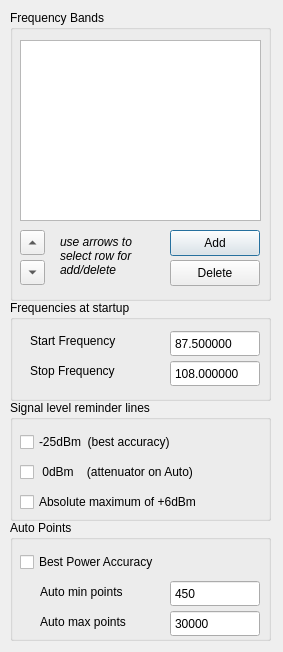
Before: the Qt Designer form preferences.ui in g4ixt/QtTinySA, drawn with Qt 5.
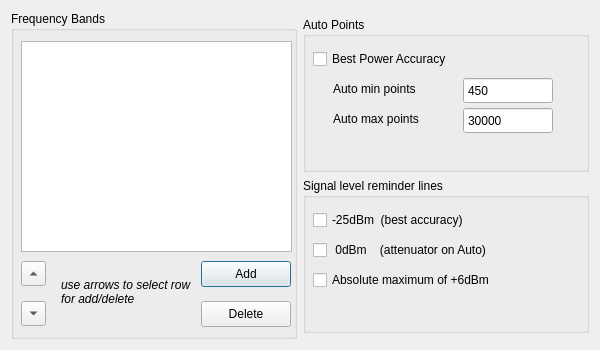
After: the same form once the commit is applied.

Commit message:
preferences/saved settings code update
Preferences dialogue box layout changed and it now maximises.

Start/Stop Freq and the trace/marker checkboxes are saved between sessions.

Work in Progress

```diff
--- a/preferences.ui
+++ b/preferences.ui
@@ -6,24 +6,20 @@
    <rect>
     <x>0</x>
     <y>0</y>
-    <width>283</width>
-    <height>652</height>
+    <width>600</width>
+    <height>350</height>
    </rect>
   </property>
   <property name="windowTitle">
    <string>Preferences</string>
   </property>
+  <layout class="QGridLayout" name="gridLayout_2">
+   <item row="0" column="0">
+    <layout class="QGridLayout" name="gridLayout">
+     <item row="1" column="1">
   <widget class="QGroupBox" name="autoPoints">
-   <property name="geometry">
-    <rect>
-     <x>10</x>
-     <y>520</y>
-     <width>261</width>
-     <height>121</height>
-    </rect>
-   </property>
    <property name="sizePolicy">
-    <sizepolicy hsizetype="Preferred" vsizetype="Expanding">
+        <sizepolicy hsizetype="Expanding" vsizetype="Expanding">
      <horstretch>0</horstretch>
      <verstretch>0</verstretch>
     </sizepolicy>
@@ -118,17 +114,11 @@
     </property>
    </widget>
   </widget>
+     </item>
+     <item row="2" column="1">
   <widget class="QGroupBox" name="signalLines">
-   <property name="geometry">
-    <rect>
-     <x>10</x>
-     <y>400</y>
-     <width>261</width>
-     <height>121</height>
-    </rect>
-   </property>
    <property name="sizePolicy">
-    <sizepolicy hsizetype="Preferred" vsizetype="Expanding">
+        <sizepolicy hsizetype="Expanding" vsizetype="Expanding">
      <horstretch>0</horstretch>
      <verstretch>0</verstretch>
     </sizepolicy>
@@ -185,14 +175,14 @@
     </property>
    </widget>
   </widget>
+     </item>
+     <item row="0" column="0" rowspan="4">
   <widget class="QGroupBox" name="FreqBands">
-   <property name="geometry">
-    <rect>
-     <x>10</x>
-     <y>10</y>
-     <width>261</width>
-     <height>291</height>
-    </rect>
+       <property name="sizePolicy">
+        <sizepolicy hsizetype="Expanding" vsizetype="Expanding">
+         <horstretch>0</horstretch>
+         <verstretch>0</verstretch>
+        </sizepolicy>
    </property>
    <property name="title">
     <string>Frequency Bands  </string>
@@ -202,8 +192,8 @@
      <rect>
       <x>10</x>
       <y>30</y>
-      <width>241</width>
-      <height>181</height>
+          <width>271</width>
+          <height>211</height>
      </rect>
     </property>
     <property name="sizePolicy">
@@ -219,8 +209,8 @@
     </property>
     <property name="geometry">
      <rect>
-      <x>160</x>
-      <y>220</y>
+          <x>190</x>
+          <y>250</y>
       <width>90</width>
       <height>26</height>
      </rect>
@@ -235,8 +225,8 @@
     </property>
     <property name="geometry">
      <rect>
-      <x>160</x>
-      <y>250</y>
+          <x>190</x>
+          <y>290</y>
       <width>90</width>
       <height>26</height>
      </rect>
@@ -249,7 +239,7 @@
     <property name="geometry">
      <rect>
       <x>10</x>
-      <y>220</y>
+          <y>250</y>
       <width>25</width>
       <height>25</height>
      </rect>
@@ -265,7 +255,7 @@
     <property name="geometry">
      <rect>
       <x>10</x>
-      <y>250</y>
+          <y>290</y>
       <width>25</width>
       <height>25</height>
      </rect>
@@ -281,9 +271,9 @@
     <property name="geometry">
      <rect>
       <x>50</x>
-      <y>210</y>
-      <width>91</width>
-      <height>71</height>
+          <y>250</y>
+          <width>131</width>
+          <height>61</height>
      </rect>
     </property>
     <property name="font">
@@ -299,101 +289,10 @@
     </property>
    </widget>
   </widget>
-  <widget class="QGroupBox" name="groupBox">
-   <property name="geometry">
-    <rect>
-     <x>10</x>
-     <y>300</y>
-     <width>261</width>
-     <height>101</height>
-    </rect>
-   </property>
-   <property name="title">
-    <string>Frequencies at startup  </string>
-   </property>
-   <widget class="QDoubleSpinBox" name="defaultStart">
-    <property name="geometry">
-     <rect>
-      <x>160</x>
-      <y>30</y>
-      <width>90</width>
-      <height>27</height>
-     </rect>
-    </property>
-    <property name="buttonSymbols">
-     <enum>QAbstractSpinBox::NoButtons</enum>
-    </property>
-    <property name="decimals">
-     <number>6</number>
-    </property>
-    <property name="minimum">
-     <double>0.100000000000000</double>
-    </property>
-    <property name="maximum">
-     <double>6000.000000000000000</double>
-    </property>
-    <property name="value">
-     <double>87.500000000000000</double>
-    </property>
-   </widget>
-   <widget class="QDoubleSpinBox" name="defaultStop">
-    <property name="geometry">
-     <rect>
-      <x>160</x>
-      <y>60</y>
-      <width>90</width>
-      <height>27</height>
-     </rect>
-    </property>
-    <property name="buttonSymbols">
-     <enum>QAbstractSpinBox::NoButtons</enum>
-    </property>
-    <property name="decimals">
-     <number>6</number>
-    </property>
-    <property name="minimum">
-     <double>0.100000000000000</double>
-    </property>
-    <property name="maximum">
-     <double>6000.000000000000000</double>
-    </property>
-    <property name="value">
-     <double>108.000000000000000</double>
-    </property>
-   </widget>
-   <widget class="QLabel" name="label">
-    <property name="geometry">
-     <rect>
-      <x>20</x>
-      <y>30</y>
-      <width>131</width>
-      <height>21</height>
-     </rect>
-    </property>
-    <property name="text">
-     <string>Start Frequency</string>
-    </property>
-    <property name="wordWrap">
-     <bool>true</bool>
-    </property>
-   </widget>
-   <widget class="QLabel" name="label_2">
-    <property name="geometry">
-     <rect>
-      <x>20</x>
-      <y>60</y>
-      <width>121</width>
-      <height>21</height>
-     </rect>
-    </property>
-    <property name="text">
-     <string>Stop Frequency</string>
-    </property>
-    <property name="wordWrap">
-     <bool>true</bool>
-    </property>
-   </widget>
-  </widget>
+     </item>
+    </layout>
+   </item>
+  </layout>
  </widget>
  <resources/>
  <connections/>
```
Lines whose indentation alone changed are shown as unchanged. The commit also changes 7 other files.
